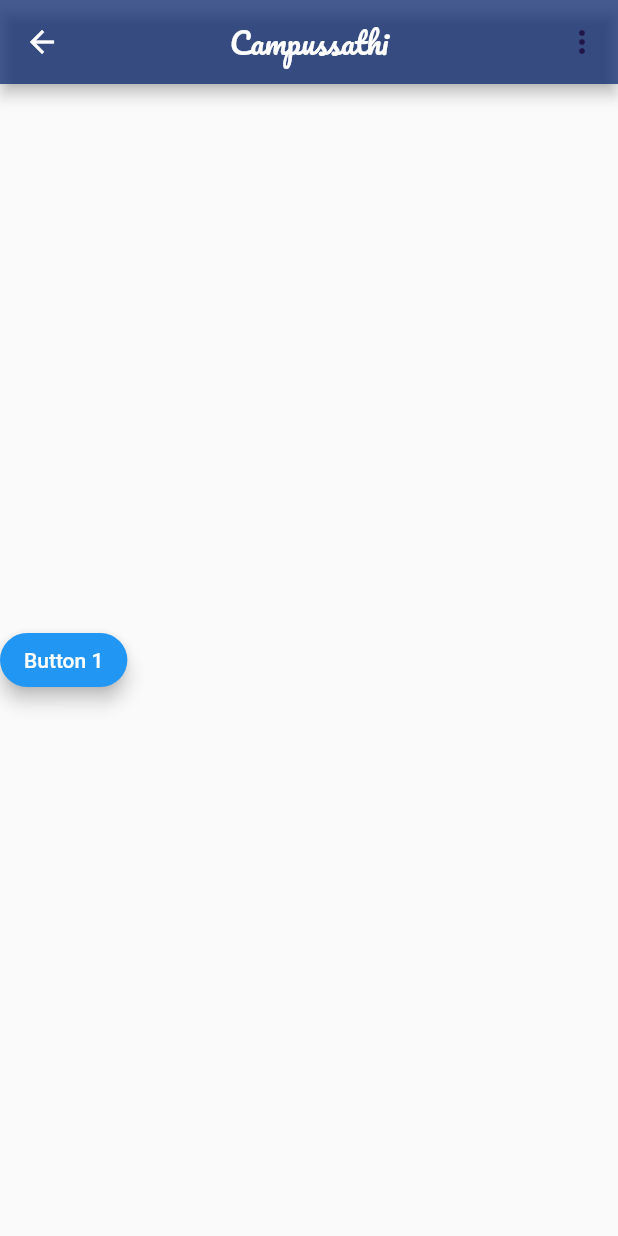
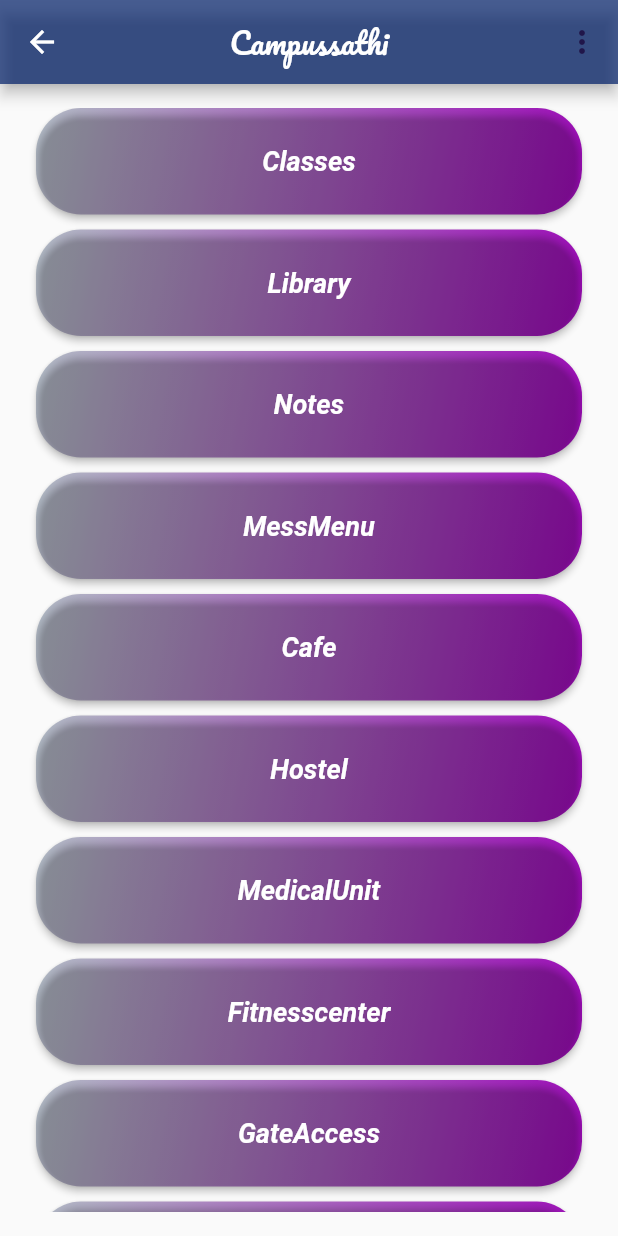
Before and after one commit to 0muttu1/campussathi, a Flutter app: the Campussathi screen opened by its route, on a phone screen of 412 x 824 dp. Run offline on Flutter 3.47's test engine with Material 2 defaults, Android fonts, the light colour scheme and no system bars; our stand-ins replace firebase_auth, firebase_core, google_fonts, sqflite; accounts and stored records are empty; network calls fail.

Commit message:
added button to home

```diff
--- /dev/null
+++ b/lib/mycustoms/custom_message_buttons.dart
@@ -0,0 +1,49 @@
+import 'package:flutter/material.dart';
+
+class MoreButtons extends StatelessWidget {
+  final String text;
+  final VoidCallback onPressed;
+
+  const MoreButtons({Key? key, required this.text, required this.onPressed})
+      : super(key: key);
+
+  @override
+  Widget build(BuildContext context) {
+    return Padding(
+      padding: const EdgeInsets.symmetric(horizontal: 8.0),
+      child: Container(
+        width: MediaQuery.of(context).size.width + 20,
+        decoration: BoxDecoration(
+          gradient: const LinearGradient(
+            colors: [
+              Color.fromARGB(255, 185, 196, 205),
+              Color.fromARGB(255, 164, 10, 192)
+            ],
+            begin: Alignment.topLeft,
+            end: Alignment.bottomRight,
+          ),
+          borderRadius: BorderRadius.circular(30),
+        ),
+        child: ElevatedButton(
+          onPressed: onPressed,
+          style: ElevatedButton.styleFrom(
+            foregroundColor: Colors.white,
+            backgroundColor: Colors.transparent,
+            padding: const EdgeInsets.symmetric(horizontal: 40, vertical: 25),
+            shape: RoundedRectangleBorder(
+              borderRadius: BorderRadius.circular(30),
+            ),
+          ),
+          child: Text(
+            text,
+            style: const TextStyle(
+              fontSize: 18,
+              fontWeight: FontWeight.bold,
+              fontStyle: FontStyle.italic,
+            ),
+          ),
+        ),
+      ),
+    );
+  }
+}
--- a/lib/views/campussathi_view.dart
+++ b/lib/views/campussathi_view.dart
@@ -2,6 +2,7 @@ import 'package:flutter/material.dart';
 import 'package:google_fonts/google_fonts.dart';
 
 import '../enums/menu_action.dart';
+import '../mycustoms/custom_message_buttons.dart';
 import '../mycustoms/custom_pop_menu_item.dart';
 import '../services/auth/auth_service.dart';
 import 'decorated_login_page.dart';
@@ -19,7 +20,7 @@ class _CampussathiState extends State<Campussathi> {
     return Scaffold(
       appBar: AppBar(
         centerTitle: true,
-        backgroundColor: const Color.fromRGBO(5, 35, 107, 0.724),
+        backgroundColor: const Color.fromRGBO(5, 35, 107, 0.722),
         title: Text(
           'Campussathi',
           style: GoogleFonts.pacifico(),
@@ -83,23 +84,86 @@ class _CampussathiState extends State<Campussathi> {
           )
         ],
       ),
-      body: Column(
-        mainAxisAlignment: MainAxisAlignment.center,
-        children: [
-          ElevatedButton(
-            onPressed: () {},
-            style: ElevatedButton.styleFrom(
-              foregroundColor: Colors.white,
-              backgroundColor: Colors.blue, // foreground color
-              elevation: 5, // elevation
-              padding: const EdgeInsets.symmetric(
-                  horizontal: 16, vertical: 10), // padding
-              shape: RoundedRectangleBorder(
-                  borderRadius: BorderRadius.circular(20)), // rounded corners
+      body: Center(
+        child: Padding(
+          padding: const EdgeInsets.all(16.0),
+          child: SingleChildScrollView(
+            child: Column(
+              mainAxisAlignment: MainAxisAlignment.spaceEvenly,
+              children: [
+                MoreButtons(
+                  text: 'Classes',
+                  onPressed: () {
+                    // Add your logic here
+                  },
+                ),
+                const SizedBox(height: 10),
+                MoreButtons(
+                  text: 'Library',
+                  onPressed: () {
+                    // Add your logic here
+                  },
+                ),
+                const SizedBox(height: 10),
+                MoreButtons(
+                  text: 'Notes',
+                  onPressed: () {
+                    // Add your logic here
+                  },
+                ),
+                const SizedBox(height: 10),
+                MoreButtons(
+                  text: 'MessMenu',
+                  onPressed: () {
+                    // Add your logic here
+                  },
+                ),
+                const SizedBox(height: 10),
+                MoreButtons(
+                  text: 'Cafe',
+                  onPressed: () {
+                    // Add your logic here
+                  },
+                ),
+                const SizedBox(height: 10),
+                MoreButtons(
+                  text: 'Hostel',
+                  onPressed: () {
+                    // Add your logic here
+                  },
+                ),
+                const SizedBox(height: 10),
+                MoreButtons(
+                  text: 'MedicalUnit',
+                  onPressed: () {
+                    // Add your logic here
+                  },
+                ),
+                const SizedBox(height: 10),
+                MoreButtons(
+                  text: 'Fitnesscenter',
+                  onPressed: () {
+                    // Add your logic here
+                  },
+                ),
+                const SizedBox(height: 10),
+                MoreButtons(
+                  text: 'GateAccess',
+                  onPressed: () {
+                    // Add your logic here
+                  },
+                ),
+                const SizedBox(height: 10),
+                MoreButtons(
+                  text: 'Events',
+                  onPressed: () {
+                    // Add your logic here
+                  },
+                ),
+              ],
             ),
-            child: const Text('Button 1'),
           ),
-        ],
+        ),
       ),
     );
   }
--- a/lib/views/decorated_login_page.dart
+++ b/lib/views/decorated_login_page.dart
@@ -57,7 +57,7 @@ class _LoginPageState extends State<LoginPage> {
             const Icon(
               Icons.person,
               size: 60,
-              color: Color.fromARGB(255, 78, 53, 176),
+              color: Color.fromRGBO(67, 40, 173, 1),
             ),
             const SizedBox(height: 16),
             Padding(
@@ -83,7 +83,7 @@ class _LoginPageState extends State<LoginPage> {
                 ),
               ),
             ),
-            const SizedBox(height: 16),
+            const SizedBox(height: 22),
             Padding(
               padding: const EdgeInsets.symmetric(horizontal: 16),
               child: TextField(
--- a/lib/views/register_view.dart
+++ b/lib/views/register_view.dart
@@ -1,4 +1,3 @@
-import 'package:campussathi/constants/routes.dart';
 import 'package:campussathi/services/auth/auth_exceptions.dart';
 import 'package:campussathi/services/auth/auth_service.dart';
 import 'package:campussathi/utilities/show_error_dialog.dart';
--- a/pubspec.yaml
+++ b/pubspec.yaml
@@ -43,7 +43,6 @@ dependencies:
   path_provider: ^2.0.12
   path: ^1.8.2
   google_fonts: ^2.1.0
-  google_sign_in: ^5.2.1
 
 dev_dependencies:
   flutter_test:
@@ -56,6 +55,7 @@ dev_dependencies:
   # rules and activating additional ones.
   flutter_lints: ^2.0.0
   test: ^1.22.0
+
 
 # For information on the generic Dart part of this file, see the
 # following page: https://dart.dev/tools/pub/pubspec
```
Also changed, not shown: lib/main.dart (+5 -2 lines), lib/mycustoms/custom_loading_indicator.dart (added, +37 -0 lines), lib/views/verify_email_view.dart (+24 -3 lines), assets/appico.png (added), pubspec.lock, 5 other files.
